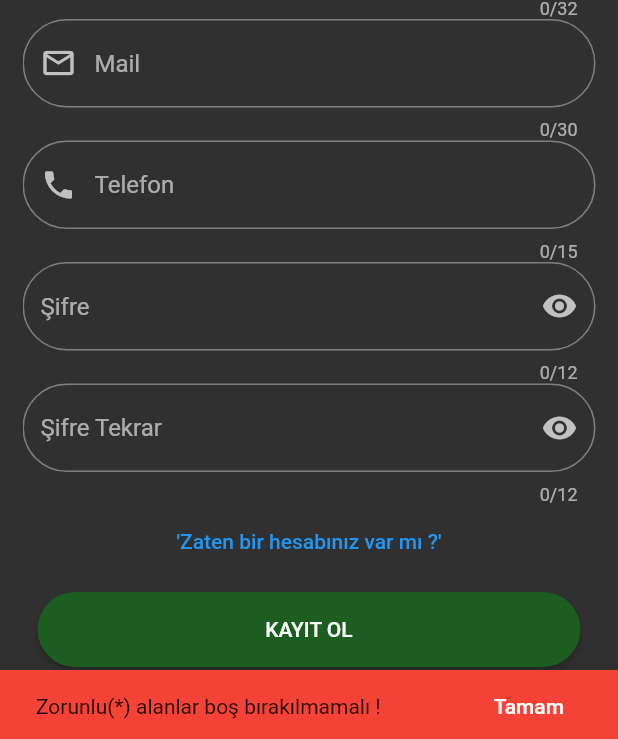
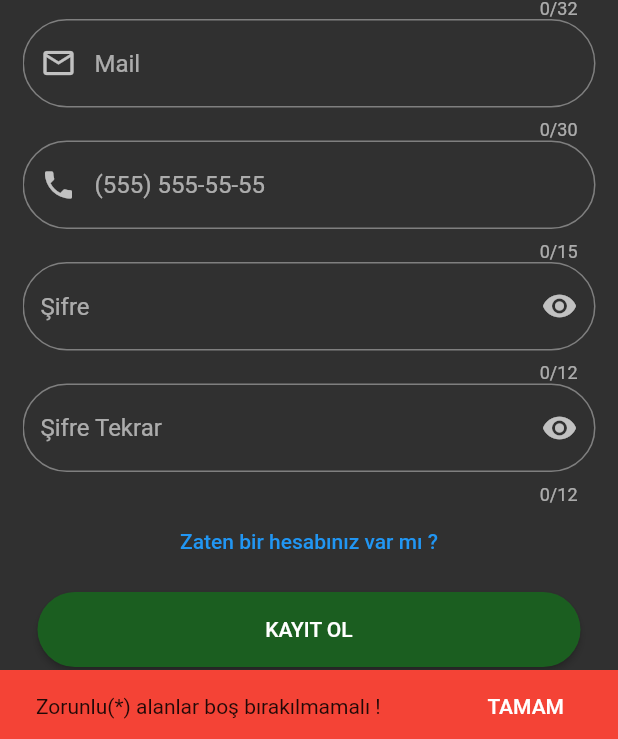
Before and after one commit to dilberates/bisiklet_mobil, a Flutter app: the screen it shows after launch, after a tap on "KAYIT OL", on a phone screen of 412 x 824 dp. Shown: the part 494-1233 px from the top of the screen. Run offline on Flutter 3.47's test engine with Material 2 defaults, Android fonts, the phone set to English and light mode, and no system bars; our stand-ins replace email_validator, mask_text_input_formatter.

```diff
--- a/bisiklet_mobil/lib/Constants/languageItem.dart
+++ b/bisiklet_mobil/lib/Constants/languageItem.dart
@@ -4,11 +4,16 @@ class LanguageItem{
   static const String registerAppTitle='KAYIT OL';
   static const String regName='Ad Soyad';
   static const String regEmail ="Mail";
-  static const String regPhone="Telefon";
+  static const String regPhone="(555) 555-55-55";
   static const String regPassword="Şifre";
   static const String regPassswordAgain="Şifre Tekrar";
   static const String loginAppTitle="GİRİŞ";
-  static const String loginUser="'Zaten bir hesabınız var mı ?'";
+  static const String loginUser="Zaten bir hesabınız var mı ?";
+  static const String checkEmail="Lütfen geçerli bir e posta adresi giriniz !";
+  static const String checkPhone="Lütfen geçerli bir telefon numarası giriniz !";
+  static const String checkEmpty="Zorunlu(*) alanlar boş bırakılmamalı !";
+  static const String regBtnTxt="KAYIT OL";
+  static const String snackBarTxt="TAMAM";
 
 
 }
--- /dev/null
+++ b/bisiklet_mobil/lib/Constants/mask_phone.dart
@@ -0,0 +1,10 @@
+import 'package:flutter/material.dart';
+import 'package:mask_text_input_formatter/mask_text_input_formatter.dart';
+
+class MaskPhone{
+  static MaskTextInputFormatter maskFormatter = new MaskTextInputFormatter(
+      mask: '(###)-###-##-##',
+      filter: { "#": RegExp(r'[0-9]') },
+      type: MaskAutoCompletionType.lazy,
+  );
+}
--- a/bisiklet_mobil/lib/Pages/regPage.dart
+++ b/bisiklet_mobil/lib/Pages/regPage.dart
@@ -1,7 +1,9 @@
 import 'package:bisiklet_mobil/Constants/languageItem.dart';
+import 'package:bisiklet_mobil/Constants/mask_phone.dart';
 import 'package:bisiklet_mobil/Constants/myColors.dart';
 import 'package:bisiklet_mobil/Pages/logPage.dart';
 import 'package:email_validator/email_validator.dart';
+import 'package:flutter/foundation.dart';
 import 'package:flutter/material.dart';
 import 'package:flutter/services.dart';
 
@@ -70,22 +72,22 @@ class _LoginPageState extends State<LoginPage> {
                                     onPressed:(){
                                       if(nameControler.text.isNotEmpty && emailControler.text.isNotEmpty && passwordControler.text.isNotEmpty && passwordControler2.text.isNotEmpty){
                                         if(EmailValidator.validate(emailControler.text)==false){
-                                          final snackBar = _buildSnackBar('Lütfen geçerli bir e posta adresi giriniz !');
+                                          final snackBar = _buildSnackBar(LanguageItem.checkEmail);
                                           ScaffoldMessenger.of(context).showSnackBar(snackBar);
                                         }else if(!isValidPhone(phoneControler.text)){
-                                          final snackBar = _buildSnackBar('Lütfen geçerli bir telefon numarası giriniz !');
+                                          final snackBar = _buildSnackBar(LanguageItem.checkPhone);
                                           ScaffoldMessenger.of(context).showSnackBar(snackBar);
                                         }else{
                                           _navLogPage(context);
                                         }
                                       }
                                       else{
-                                        final snackBar = _buildSnackBar('Zorunlu(*) alanlar boş bırakılmamalı !');
+                                        final snackBar = _buildSnackBar(LanguageItem.checkEmpty);
                                         ScaffoldMessenger.of(context).showSnackBar(snackBar);
                                       }
 
                                     },
-                                    child: Text('KAYIT OL')
+                                    child: Text(LanguageItem.regBtnTxt)
                               ),
                             ),
 
@@ -101,7 +103,7 @@ class _LoginPageState extends State<LoginPage> {
                             backgroundColor: MyColors.error,
                             action: SnackBarAction(
                               textColor: MyColors.white,
-                              label: 'Tamam',
+                              label: LanguageItem.snackBarTxt,
                               onPressed: () {
                               },
                             ),
@@ -123,7 +125,7 @@ class _LoginPageState extends State<LoginPage> {
   }
 
   bool isValidPhone(String email){
-    RegExp _regExp = RegExp(r'^[0-9]{10}$');
+    RegExp _regExp = RegExp(r'^[(]{0,1}[0-9]{1,4}[)]{0,1}[-\s\./0-9]*$');
     return _regExp.hasMatch(email);
   }
 }
@@ -209,6 +211,9 @@ class PhoneTextFieldWidget extends StatelessWidget {
   @override
   Widget build(BuildContext context) {
     return TextField(
+      inputFormatters: [
+        MaskPhone.maskFormatter
+      ],
       maxLength: 15,
       controller: phoneControler,
       keyboardType: TextInputType.phone,
@@ -225,8 +230,8 @@ class PhoneTextFieldWidget extends StatelessWidget {
 class PasswordTextFieldWidget extends StatefulWidget {
   final TextEditingController passwordControler;
   final InputBorder buildMet;
-  final bool isObscure;
-  const PasswordTextFieldWidget ({
+   bool isObscure;
+  PasswordTextFieldWidget ({
     Key? key,
     required this.passwordControler,
     required this.buildMet,
@@ -254,7 +259,7 @@ class _PasswordTextFieldWidgetState extends State<PasswordTextFieldWidget> {
               ),
               onPressed: (){
                 setState((){
-                  widget.isObscure!=!widget.isObscure;
+                  widget.isObscure=!widget.isObscure;
                 });
               }
           )
@@ -265,8 +270,8 @@ class _PasswordTextFieldWidgetState extends State<PasswordTextFieldWidget> {
 class PasswordAgainTextFieldWidget extends StatefulWidget {
   final TextEditingController passwordAgainControler;
   final InputBorder buildMet;
-  final bool isObscure2;
-  const PasswordAgainTextFieldWidget ({
+  bool isObscure2;
+   PasswordAgainTextFieldWidget ({
     Key? key,
     required this.passwordAgainControler,
     required this.buildMet,
@@ -295,7 +300,7 @@ class _PasswordAgainTextFieldWidgetState extends State<PasswordAgainTextFieldWid
               ),
               onPressed: (){
                 setState((){
-                  widget.isObscure2!=!widget.isObscure2;
+                  widget.isObscure2=!widget.isObscure2;
                 });
               }
           )
--- a/bisiklet_mobil/pubspec.yaml
+++ b/bisiklet_mobil/pubspec.yaml
@@ -35,6 +35,7 @@ dependencies:
   # Use with the CupertinoIcons class for iOS style icons.
   cupertino_icons: ^1.0.2
   email_validator: ^2.1.17
+  mask_text_input_formatter: ^2.4.0
 
 dev_dependencies:
   flutter_test:
```
Also changed, not shown: bisiklet_mobil/pubspec.lock.
